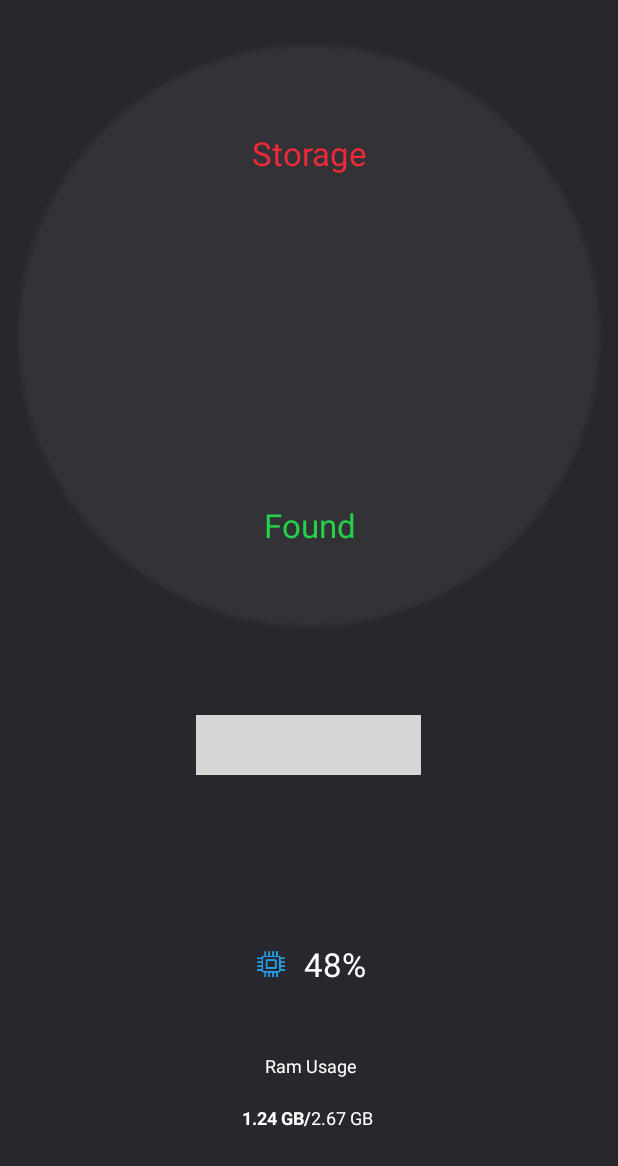
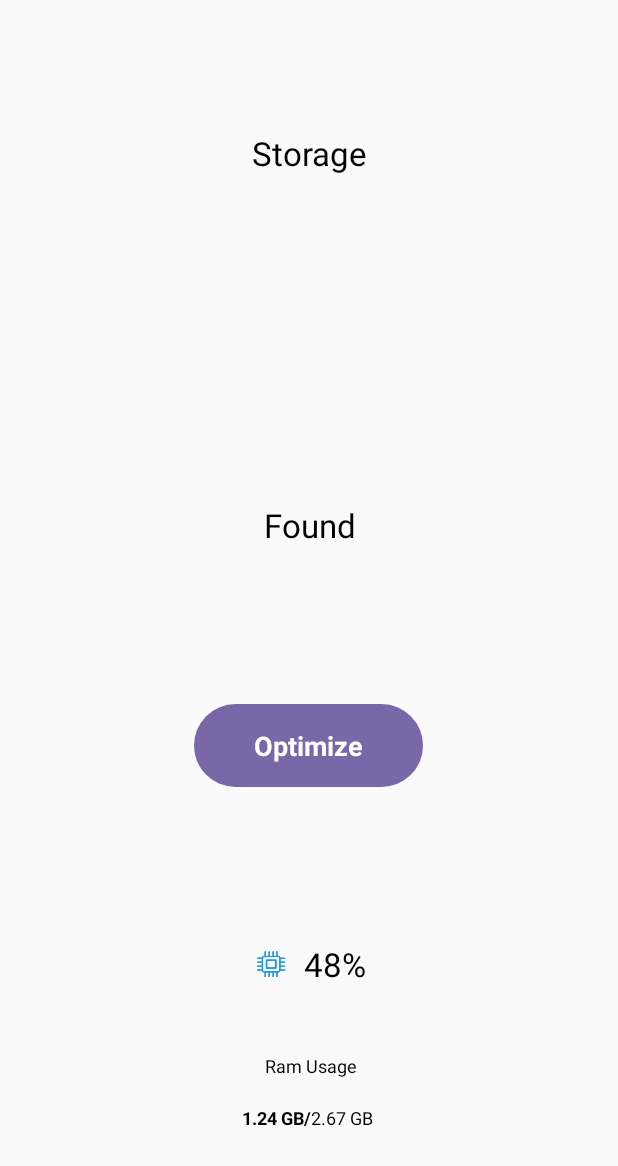
Before and after one commit to wsoteam/Cleaner, an Android app: the layout phone_booster.xml on its own in the app's theme, with its tools: preview values and no code run, on a phone screen of 412 x 824 dp. Shown: the top 1166 px of the screen. Run offline under Robolectric (Android 15) with nearby library versions, the phone set to English and light mode, and no system bars; plain views replace DecoView; grey boxes are pictures that could not be loaded.

Commit message:
main fragment
https://wsoteam.atlassian.net/browse/TN-17765

```diff
--- a/app/src/main/java/cleaner/boost/wso/app/Volume/PhoneBoosterFrag.kt
+++ b/app/src/main/java/cleaner/boost/wso/app/Volume/PhoneBoosterFrag.kt
@@ -215,6 +215,17 @@ class PhoneBoosterFrag : Fragment(), AdMobFullscreenManager.AdMobFullscreenDeleg
 
     image.startAnimation(rotate)
 
+    dynamicArcView2.addSeries(SeriesItem.Builder(Color.argb(255, 218, 218, 218))
+        .setRange(0f, 100f, 0f)
+        .setInterpolator(AccelerateInterpolator())
+        .build())
+
+    dynamicArcView2.addSeries(SeriesItem.Builder(Color.parseColor("#C7B2F7"))
+        .setRange(0f, 100f, 100f)
+        .setInitialVisibility(false)
+        .setLineWidth(32f)
+        .build())
+
     val seriesItem2 = SeriesItem.Builder(Color.parseColor("#7531d4"))
         .setRange(0f, 100f, 0f)
         .setLineWidth(32f)
@@ -350,6 +361,17 @@ class PhoneBoosterFrag : Fragment(), AdMobFullscreenManager.AdMobFullscreenDeleg
 
     val ran2 = Random()
     val proc = ran2.nextInt(60) + 30
+
+    dynamicArcView2.addSeries(SeriesItem.Builder(Color.argb(255, 218, 218, 218))
+        .setRange(0f, 100f, 0f)
+        .setInterpolator(AccelerateInterpolator())
+        .build())
+
+    dynamicArcView2.addSeries(SeriesItem.Builder(Color.parseColor("#C7B2F7"))
+        .setRange(0f, 100f, 100f)
+        .setInitialVisibility(false)
+        .setLineWidth(32f)
+        .build())
 
     val seriesItem2 = SeriesItem.Builder(Color.parseColor("#7531d4"))
         .setRange(0f, 100f, 0f)
--- /dev/null
+++ b/app/src/main/res/drawable/btn_optimize.xml
@@ -0,0 +1,11 @@
+<?xml version="1.0" encoding="utf-8"?>
+<shape xmlns:android="http://schemas.android.com/apk/res/android"
+    android:padding="10dp"
+    android:shape="rectangle">
+  <solid android:color="@color/main_color"/>
+  <corners
+      android:bottomLeftRadius="30dp"
+      android:bottomRightRadius="30dp"
+      android:topLeftRadius="30dp"
+      android:topRightRadius="30dp" />
+</shape>
--- a/app/src/main/res/layout/flash_screen.xml
+++ b/app/src/main/res/layout/flash_screen.xml
@@ -43,7 +43,7 @@
         app:layout_constraintEnd_toEndOf="parent"
         app:layout_constraintStart_toStartOf="parent"
         app:layout_constraintTop_toTopOf="parent"
-        app:layout_constraintVertical_bias="0.39"
+        app:layout_constraintVertical_bias="0.3"
         app:srcCompat="@drawable/rocket_splash"
         />
 
--- a/app/src/main/res/layout/phone_booster.xml
+++ b/app/src/main/res/layout/phone_booster.xml
@@ -3,7 +3,6 @@
     xmlns:custom="http://schemas.android.com/apk/res-auto"
     android:layout_width="match_parent"
     android:layout_height="match_parent"
-    android:background="#27282D"
     android:orientation="vertical"
     android:weightSum="10">
 
@@ -11,7 +10,6 @@
       android:layout_width="match_parent"
       android:layout_height="0dp"
       android:layout_weight="5.5"
-      android:background="#27282D"
       android:gravity="center">
 
     <RelativeLayout
@@ -25,7 +23,8 @@
           android:layout_width="match_parent"
           android:layout_height="match_parent"
           android:layout_centerInParent="true"
-          android:src="@drawable/black_circle" />
+          android:src="@drawable/black_circle"
+          android:visibility="invisible"/>
 
       <ImageView
           android:id="@+id/waves"
@@ -76,7 +75,7 @@
             android:gravity="center"
             android:text="@string/storage"
             android:textAppearance="?android:textAppearanceLarge"
-            android:textColor="#F22938" />
+            android:textColor="@color/black" />
 
         <TextView
             android:id="@+id/centree"
@@ -84,7 +83,7 @@
             android:layout_height="0dp"
             android:layout_weight="1"
             android:gravity="center"
-            android:textColor="#FFFFFF"
+            android:textColor="@color/black"
             android:textSize="@dimen/_24sdp" />
 
         <TextView
@@ -95,7 +94,7 @@
             android:gravity="center"
             android:text="@string/found"
             android:textAppearance="?android:textAppearanceLarge"
-            android:textColor="#24D149" />
+            android:textColor="@color/black" />
 
       </LinearLayout>
 
@@ -108,8 +107,7 @@
   <RelativeLayout
       android:layout_width="match_parent"
       android:layout_height="0dp"
-      android:layout_weight="1.2"
-      android:background="#27282D">
+      android:layout_weight="1.2">
 
     <LinearLayout
         android:id="@+id/scanlay"
@@ -123,7 +121,7 @@
           android:layout_height="match_parent"
           android:gravity="center"
           android:textAppearance="?android:textAppearanceLarge"
-          android:textColor="#FFFFFF" />
+          android:textColor="@color/black" />
 
     </LinearLayout>
 
@@ -136,14 +134,19 @@
 
       <Button
           android:id="@+id/optbutton"
-          style="@style/HabraThemeButton"
-          android:layout_width="@dimen/_150sdp"
-          android:layout_height="@dimen/_40sdp"
+          android:layout_width="wrap_content"
+          android:layout_height="wrap_content"
+          android:paddingBottom="15dp"
+          android:paddingTop="15dp"
+          android:paddingEnd="40dp"
+          android:paddingStart="40dp"
           android:layout_gravity="center"
           android:layout_marginBottom="@dimen/_10sdp"
           android:text="@string/optimize"
-          android:textColor="@android:color/background_light"
-
+          android:textSize="18sp"
+          android:textStyle="bold"
+          android:textColor="@color/btn_white"
+          android:background="@drawable/btn_optimize"
           />
 
     </LinearLayout>
@@ -160,12 +163,10 @@
       android:weightSum="2">
 
     <LinearLayout
-
         android:layout_width="0dp"
         android:layout_height="match_parent"
         android:layout_marginLeft="1dp"
         android:layout_weight="1"
-        android:background="#27282D"
         android:gravity="center_vertical|center_horizontal"
         android:orientation="vertical"
         android:paddingLeft="@dimen/_1sdp"
@@ -260,7 +261,6 @@
         android:layout_height="match_parent"
         android:layout_marginLeft="1dp"
         android:layout_weight="2"
-        android:background="#27282D"
         android:gravity="center_vertical|center_horizontal"
         android:orientation="vertical"
         android:paddingLeft="@dimen/_1sdp"
@@ -288,7 +288,7 @@
             android:gravity="center"
             android:text="48%"
             android:textAppearance="?android:textAppearanceMedium"
-            android:textColor="#FFFFFF"
+            android:textColor="@color/black"
             android:textSize="@dimen/_22sdp"
             android:visibility="visible" />
 
@@ -308,7 +308,7 @@
             android:gravity="center"
             android:text="@string/ram_usage"
             android:textAppearance="?android:textAppearanceLarge"
-            android:textColor="#FFFFFF"
+            android:textColor="@color/black"
             android:textSize="@dimen/_12sdp" />
 
       </LinearLayout>
@@ -330,7 +330,7 @@
             android:gravity="right"
             android:text="1.24 GB/"
             android:textAppearance="?android:textAppearanceLarge"
-            android:textColor="#FFFFFF"
+            android:textColor="@color/black"
             android:textSize="@dimen/_12sdp"
             android:textStyle="bold" />
 
@@ -342,10 +342,12 @@
             android:gravity="left"
             android:text="2.67 GB"
             android:textAppearance="?android:textAppearanceLarge"
-            android:textColor="#FFFFFF"
+            android:textColor="@color/black"
             android:textSize="@dimen/_12sdp" />
 
       </LinearLayout>
+
+
 
     </LinearLayout>
 
--- a/app/src/main/res/values/colors.xml
+++ b/app/src/main/res/values/colors.xml
@@ -17,4 +17,5 @@
     <color name="gray">#9E5C5B5C</color>
     <color name="unactive_color_bnv_main">#ABABAB</color>
     <color name="active_color_bnv_main">#7531d4</color>
+    <color name="trans_gray">#C7B2F7</color>
 </resources>
--- a/app/src/main/res/values/styles.xml
+++ b/app/src/main/res/values/styles.xml
@@ -34,7 +34,9 @@
     <style name="AppTheme.PopupOverlay" parent="ThemeOverlay.AppCompat.Light" />
 
     <style name="SplashTheme" parent="Theme.AppCompat.NoActionBar">
-
+        <item name="colorPrimary">@color/btn_white</item>
+        <item name="colorPrimaryDark">@color/btn_white</item>
+        <item name="colorAccent">@color/btn_white</item>
     </style>
 
     <style name="TranslucentTheme" parent="@style/Theme.AppCompat.Light.NoActionBar">
```
